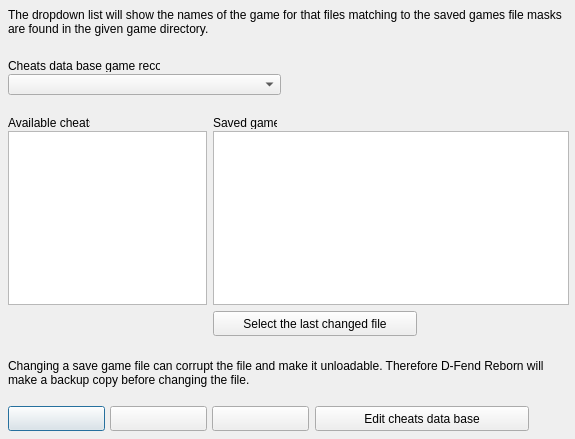
Old version of the form src/forms/CheatApplyFormUnit.ui in the repository Eldricos/D-Fend-Reborn.
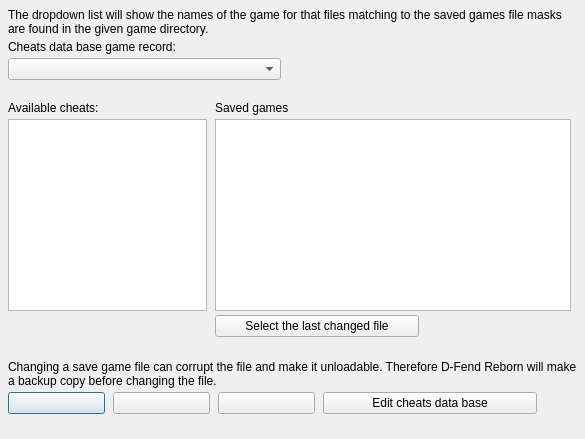
New version of the form. Icons and pictures are not drawn.

Commit message: Remaining dialogs: Qt layouts instead of fixed pixel positions

Patch:
```diff
--- a/src/forms/CheatApplyFormUnit.ui
+++ b/src/forms/CheatApplyFormUnit.ui
@@ -9,97 +9,184 @@
     <property name="vclKeyPreview" stdset="0"><bool>true</bool></property>
     <property name="vclDesignWidth" stdset="0"><number>575</number></property>
     <property name="vclDesignHeight" stdset="0"><number>439</number></property>
+    <layout class="QVBoxLayout" name="CheatApplyForm_Layout" stretch="0,0,0,0,0,1">
+      <property name="leftMargin"><number>8</number></property>
+      <property name="topMargin"><number>8</number></property>
+      <property name="rightMargin"><number>6</number></property>
+      <property name="bottomMargin"><number>8</number></property>
+      <property name="spacing"><number>0</number></property>
+      <item>
+        <layout class="QGridLayout" name="CheatApplyForm_Section1" columnstretch="0,1">
+          <property name="leftMargin"><number>0</number></property>
+          <property name="topMargin"><number>0</number></property>
+          <property name="rightMargin"><number>0</number></property>
+          <property name="bottomMargin"><number>0</number></property>
+          <property name="horizontalSpacing"><number>8</number></property>
+          <property name="verticalSpacing"><number>4</number></property>
+          <item row="0" column="0" colspan="2">
     <widget class="QLabel" name="InfoLabel">
-      <property name="geometry"><rect><x>8</x><y>8</y><width>559</width><height>41</height></rect></property>
-      <property name="vclAnchors" stdset="0"><string notr="true">akLeft,akTop,akRight</string></property>
       <property name="text"><string>The dropdown list will show the names of the game for that files matching to the saved games file masks are found in the given game directory.</string></property>
       <property name="textFormat"><enum>Qt::PlainText</enum></property>
       <property name="wordWrap"><bool>true</bool></property>
       <property name="alignment"><set>Qt::AlignLeft|Qt::AlignTop</set></property>
     </widget>
+          </item>
+          <item row="1" column="0" colspan="2">
     <widget class="QLabel" name="GameLabel">
-      <property name="geometry"><rect><x>8</x><y>59</y><width>152</width><height>13</height></rect></property>
       <property name="text"><string>Cheats data base game record:</string></property>
       <property name="textFormat"><enum>Qt::PlainText</enum></property>
       <property name="alignment"><set>Qt::AlignLeft|Qt::AlignTop</set></property>
-      <property name="vclAutoSize" stdset="0"><bool>true</bool></property>
-    </widget>
+            </widget>
+          </item>
+          <item row="2" column="0" alignment="Qt::AlignLeft">
+            <widget class="QComboBox" name="GameComboBox">
+              <property name="editable"><bool>false</bool></property>
+              <property name="maxVisibleItems"><number>8</number></property>
+              <property name="minimumSize"><size><width>273</width><height>0</height></size></property>
+            </widget>
+          </item>
+          <item row="0" column="1">
+            <spacer name="CheatApplyForm_Section1_HFill">
+              <property name="orientation"><enum>Qt::Horizontal</enum></property>
+              <property name="sizeHint" stdset="0"><size><width>0</width><height>0</height></size></property>
+            </spacer>
+          </item>
+        </layout>
+      </item>
+      <item>
+        <spacer name="CheatApplyForm_Gap1">
+          <property name="orientation"><enum>Qt::Vertical</enum></property>
+          <property name="sizeType"><enum>QSizePolicy::Fixed</enum></property>
+          <property name="sizeHint" stdset="0"><size><width>0</width><height>21</height></size></property>
+        </spacer>
+      </item>
+      <item>
+        <layout class="QGridLayout" name="CheatApplyForm_Section2" columnstretch="0,0,1">
+          <property name="leftMargin"><number>0</number></property>
+          <property name="topMargin"><number>0</number></property>
+          <property name="rightMargin"><number>0</number></property>
+          <property name="bottomMargin"><number>0</number></property>
+          <property name="horizontalSpacing"><number>8</number></property>
+          <property name="verticalSpacing"><number>4</number></property>
+          <item row="0" column="0">
     <widget class="QLabel" name="CheatsLabel">
-      <property name="geometry"><rect><x>8</x><y>116</y><width>82</width><height>13</height></rect></property>
       <property name="text"><string>Available cheats:</string></property>
       <property name="textFormat"><enum>Qt::PlainText</enum></property>
       <property name="alignment"><set>Qt::AlignLeft|Qt::AlignTop</set></property>
-      <property name="vclAutoSize" stdset="0"><bool>true</bool></property>
-    </widget>
+            </widget>
+          </item>
+          <item row="0" column="1" colspan="2">
     <widget class="QLabel" name="FilesLabel">
-      <property name="geometry"><rect><x>213</x><y>116</y><width>64</width><height>13</height></rect></property>
       <property name="text"><string>Saved games</string></property>
       <property name="textFormat"><enum>Qt::PlainText</enum></property>
       <property name="alignment"><set>Qt::AlignLeft|Qt::AlignTop</set></property>
-      <property name="vclAutoSize" stdset="0"><bool>true</bool></property>
-    </widget>
+            </widget>
+          </item>
+          <item row="1" column="0" alignment="Qt::AlignLeft">
+            <widget class="QListWidget" name="CheatsListBox">
+              <property name="vclCheckList" stdset="0"><bool>true</bool></property>
+              <property name="minimumSize"><size><width>199</width><height>174</height></size></property>
+            </widget>
+          </item>
+          <item row="1" column="1" alignment="Qt::AlignLeft">
+            <widget class="QListWidget" name="FilesListBox">
+              <property name="vclCheckList" stdset="0"><bool>true</bool></property>
+              <property name="minimumSize"><size><width>356</width><height>174</height></size></property>
+            </widget>
+          </item>
+          <item row="2" column="1" alignment="Qt::AlignLeft">
+            <widget class="QPushButton" name="SelectButton">
+              <property name="text"><string>Select the last changed file</string></property>
+              <property name="autoDefault"><bool>false</bool></property>
+              <property name="vclOnClick" stdset="0"><string notr="true">SelectButtonClick</string></property>
+              <property name="minimumSize"><size><width>204</width><height>0</height></size></property>
+            </widget>
+          </item>
+          <item row="0" column="2">
+            <spacer name="CheatApplyForm_Section2_HFill">
+              <property name="orientation"><enum>Qt::Horizontal</enum></property>
+              <property name="sizeHint" stdset="0"><size><width>0</width><height>0</height></size></property>
+            </spacer>
+          </item>
+        </layout>
+      </item>
+      <item>
+        <spacer name="CheatApplyForm_Gap2">
+          <property name="orientation"><enum>Qt::Vertical</enum></property>
+          <property name="sizeType"><enum>QSizePolicy::Fixed</enum></property>
+          <property name="sizeHint" stdset="0"><size><width>0</width><height>23</height></size></property>
+        </spacer>
+      </item>
+      <item>
+        <layout class="QGridLayout" name="CheatApplyForm_Section3" columnstretch="0,0,0,0,1">
+          <property name="leftMargin"><number>0</number></property>
+          <property name="topMargin"><number>0</number></property>
+          <property name="rightMargin"><number>0</number></property>
+          <property name="bottomMargin"><number>0</number></property>
+          <property name="horizontalSpacing"><number>8</number></property>
+          <property name="verticalSpacing"><number>4</number></property>
+          <item row="0" column="0" colspan="5">
     <widget class="QLabel" name="WarningLabel">
-      <property name="geometry"><rect><x>8</x><y>359</y><width>559</width><height>41</height></rect></property>
-      <property name="vclAnchors" stdset="0"><string notr="true">akLeft,akTop,akRight</string></property>
       <property name="text"><string>Changing a save game file can corrupt the file and make it unloadable. Therefore D-Fend Reborn will make a backup copy before changing the file.</string></property>
       <property name="textFormat"><enum>Qt::PlainText</enum></property>
       <property name="wordWrap"><bool>true</bool></property>
       <property name="alignment"><set>Qt::AlignLeft|Qt::AlignTop</set></property>
     </widget>
-    <widget class="QListWidget" name="CheatsListBox">
-      <property name="geometry"><rect><x>8</x><y>131</y><width>199</width><height>174</height></rect></property>
-      <property name="vclCheckList" stdset="0"><bool>true</bool></property>
-    </widget>
+          </item>
+          <item row="1" column="0" alignment="Qt::AlignLeft">
     <widget class="QPushButton" name="OKButton">
-      <property name="geometry"><rect><x>8</x><y>406</y><width>97</width><height>25</height></rect></property>
-      <property name="vclAnchors" stdset="0"><string notr="true">akLeft,akBottom</string></property>
-      <property name="text"><string></string></property>
+              <property name="text"><string /></property>
       <property name="autoDefault"><bool>false</bool></property>
       <property name="vclKind" stdset="0"><string notr="true">bkOK</string></property>
       <property name="default"><bool>true</bool></property>
       <property name="vclModalResult" stdset="0"><string notr="true">mrOk</string></property>
       <property name="vclOnClick" stdset="0"><string notr="true">OKButtonClick</string></property>
-    </widget>
+              <property name="minimumSize"><size><width>97</width><height>0</height></size></property>
+            </widget>
+          </item>
+          <item row="1" column="1" alignment="Qt::AlignLeft">
     <widget class="QPushButton" name="CancelButton">
-      <property name="geometry"><rect><x>110</x><y>406</y><width>97</width><height>25</height></rect></property>
-      <property name="vclAnchors" stdset="0"><string notr="true">akLeft,akBottom</string></property>
-      <property name="text"><string></string></property>
+              <property name="text"><string /></property>
       <property name="autoDefault"><bool>false</bool></property>
       <property name="vclKind" stdset="0"><string notr="true">bkCancel</string></property>
       <property name="vclCancel" stdset="0"><bool>true</bool></property>
       <property name="vclModalResult" stdset="0"><string notr="true">mrCancel</string></property>
-    </widget>
+              <property name="minimumSize"><size><width>97</width><height>0</height></size></property>
+            </widget>
+          </item>
+          <item row="1" column="2" alignment="Qt::AlignLeft">
     <widget class="QPushButton" name="HelpButton">
-      <property name="geometry"><rect><x>212</x><y>406</y><width>97</width><height>25</height></rect></property>
-      <property name="vclAnchors" stdset="0"><string notr="true">akLeft,akBottom</string></property>
-      <property name="text"><string></string></property>
+              <property name="text"><string /></property>
       <property name="autoDefault"><bool>false</bool></property>
       <property name="vclKind" stdset="0"><string notr="true">bkHelp</string></property>
       <property name="vclOnClick" stdset="0"><string notr="true">HelpButtonClick</string></property>
-    </widget>
-    <widget class="QListWidget" name="FilesListBox">
-      <property name="geometry"><rect><x>213</x><y>131</y><width>356</width><height>174</height></rect></property>
-      <property name="vclCheckList" stdset="0"><bool>true</bool></property>
-    </widget>
-    <widget class="QComboBox" name="GameComboBox">
-      <property name="geometry"><rect><x>8</x><y>74</y><width>273</width><height>21</height></rect></property>
-      <property name="editable"><bool>false</bool></property>
-      <property name="maxVisibleItems"><number>8</number></property>
-    </widget>
-    <widget class="QPushButton" name="SelectButton">
-      <property name="geometry"><rect><x>213</x><y>311</y><width>204</width><height>25</height></rect></property>
-      <property name="text"><string>Select the last changed file</string></property>
-      <property name="autoDefault"><bool>false</bool></property>
-      <property name="vclOnClick" stdset="0"><string notr="true">SelectButtonClick</string></property>
-    </widget>
+              <property name="minimumSize"><size><width>97</width><height>0</height></size></property>
+            </widget>
+          </item>
+          <item row="1" column="3" alignment="Qt::AlignLeft">
     <widget class="QPushButton" name="EditButton">
-      <property name="geometry"><rect><x>315</x><y>406</y><width>214</width><height>25</height></rect></property>
-      <property name="vclAnchors" stdset="0"><string notr="true">akLeft,akBottom</string></property>
       <property name="text"><string>Edit cheats data base</string></property>
       <property name="icon"><iconset resource="../../resources/dfend.qrc"><normaloff>:/glyphs/8cae1683440d5f8e.png</normaloff></iconset></property>
       <property name="autoDefault"><bool>false</bool></property>
       <property name="vclOnClick" stdset="0"><string notr="true">EditButtonClick</string></property>
-    </widget>
+              <property name="minimumSize"><size><width>214</width><height>0</height></size></property>
+            </widget>
+          </item>
+          <item row="0" column="4">
+            <spacer name="CheatApplyForm_Section3_HFill">
+              <property name="orientation"><enum>Qt::Horizontal</enum></property>
+              <property name="sizeHint" stdset="0"><size><width>0</width><height>0</height></size></property>
+            </spacer>
+          </item>
+        </layout>
+      </item>
+      <item>
+        <spacer name="CheatApplyForm_VFill">
+          <property name="orientation"><enum>Qt::Vertical</enum></property>
+          <property name="sizeHint" stdset="0"><size><width>0</width><height>0</height></size></property>
+        </spacer>
+      </item>
+    </layout>
   </widget>
   <tabstops>
     <tabstop>GameComboBox</tabstop>
```
Left out of the diff: 6 changed lines with no effect on the pictures. Lines whose indentation alone changed are shown as unchanged. The commit also changes 102 other files.
